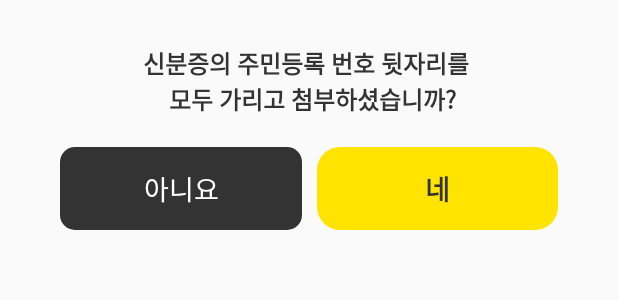
After one commit to jaeilssss/MoaAndroid, an Android app: the layout apt_certification_image_dialog.xml on its own in the app's theme, with its tools: preview values and no code run, on a phone screen of 412 x 824 dp. The commit adds this screen. Shown: the top 300 px of the screen. Run offline under Robolectric (Android 15) with nearby library versions, the phone set to English and light mode, and no system bars.

Commit message:
비동기 방식으로 아파트 인증 절차 구현

```diff
--- a/app/src/main/java/com/moa/moakotlin/data/ApartCertification.kt
+++ b/app/src/main/java/com/moa/moakotlin/data/ApartCertification.kt
@@ -2,7 +2,7 @@ package com.moa.moakotlin.data
 
 import com.google.firebase.Timestamp
 
-class ApartCertification (var images : ArrayList<String>,
+class ApartCertification (var images : List<String>,
                             var timestamp: Timestamp,
                           var uid : String
                           ){
--- a/app/src/main/java/com/moa/moakotlin/repository/imagePicker/ImagePickerRepository.kt
+++ b/app/src/main/java/com/moa/moakotlin/repository/imagePicker/ImagePickerRepository.kt
@@ -19,7 +19,7 @@ class ImagePickerRepository  {
 
         var inputstream = FileInputStream(File(picturePath))
 
-        val riversRef = storageRef.child(pathString + file.lastPathSegment)
+        val riversRef = storageRef.child(pathString+"/" + file.lastPathSegment)
 
         val uploadTask = riversRef.putStream(inputstream)
 
--- a/app/src/main/java/com/moa/moakotlin/ui/signup/AptSearchFragment.kt
+++ b/app/src/main/java/com/moa/moakotlin/ui/signup/AptSearchFragment.kt
@@ -62,12 +62,14 @@ lateinit var model : AptSearchViewModel
             adapter.submitList(it)
         })
 
+        binding.claimMyAptBtn.setOnClickListener {
+            navController.navigate(R.id.claimNewAptFragment)
+        }
         adapter.setOnItemClickListener(object : OnItemClickListener{
             override fun onItemClick(v: View, position: Int) {
                 User.getInstance().aptName = adapter.currentList[position].aptName
                 User.getInstance().aptCode = adapter.currentList[position].aptCode
                 aptList.getInstance().aroundApt = adapter.currentList[position].aroundApt
-                println("여기 사이즈가 몇이ㅑㅇ?? ${aptList.getInstance().aroundApt.size}")
                 navController.popBackStack()
 
             }
--- /dev/null
+++ b/app/src/main/res/layout/apt_certification_image_dialog.xml
@@ -0,0 +1,61 @@
+<?xml version="1.0" encoding="utf-8"?>
+<androidx.constraintlayout.widget.ConstraintLayout
+    xmlns:android="http://schemas.android.com/apk/res/android"
+    xmlns:app="http://schemas.android.com/apk/res-auto"
+    android:layout_width="match_parent"
+    android:layout_marginStart="20dp"
+    android:layout_marginEnd="20dp"
+    android:layout_height="wrap_content">
+
+
+    <TextView
+        android:layout_width="0dp"
+        android:layout_height="wrap_content"
+        android:text="@string/AptCertificationImagesText"
+        app:layout_constraintStart_toStartOf="parent"
+        app:layout_constraintEnd_toEndOf="parent"
+        app:layout_constraintTop_toTopOf="parent"
+        android:gravity="center"
+        android:layout_marginStart="38dp"
+        android:layout_marginEnd="38dp"
+        android:layout_marginTop="30dp"
+        android:textSize="16sp"
+        android:textStyle="bold"
+        android:id="@+id/aptCertificationText"
+        android:textColor="@color/moaBlack"/>
+
+    <Button
+        android:layout_width="0dp"
+        android:layout_height="55dp"
+        android:id="@+id/aptCertificationCancle"
+        app:layout_constraintStart_toStartOf="parent"
+        app:layout_constraintEnd_toStartOf="@id/aptCertificationSubmit"
+        app:layout_constraintTop_toBottomOf="@id/aptCertificationText"
+        android:background="@drawable/shape_moa_black_radius_10"
+        android:layout_marginEnd="10dp"
+        android:text="아니요"
+        android:textSize="18sp"
+        android:textColor="#ffffff"
+        android:layout_marginTop="20dp"
+        android:layout_marginStart="20dp"
+        android:layout_marginBottom="25dp"
+        />
+    <Button
+        android:layout_width="0dp"
+        android:layout_height="55dp"
+        android:id="@+id/aptCertificationSubmit"
+        app:layout_constraintStart_toEndOf="@id/aptCertificationCancle"
+        app:layout_constraintEnd_toEndOf="parent"
+        android:background="@drawable/button_shape_main_color"
+        app:layout_constraintTop_toBottomOf="@id/aptCertificationText"
+        android:layout_marginTop="20dp"
+        android:layout_marginEnd="20dp"
+        android:text="네"
+        android:textSize="18sp"
+        android:textColor="@color/moaBlack"
+        android:textStyle="bold"
+        android:layout_marginBottom="25dp"
+        />
+
+
+</androidx.constraintlayout.widget.ConstraintLayout>
--- a/app/src/main/res/layout/fragment_apt_search.xml
+++ b/app/src/main/res/layout/fragment_apt_search.xml
@@ -104,7 +104,6 @@
         android:layout_marginBottom="10dp"
         android:text="우리 아파트 추가 요청하기"
         android:textSize="18sp"
-
         android:textColor="#ffffff"
         android:lineSpacingExtra="4.5sp"
         android:gravity="center_horizontal"
--- a/app/src/main/res/layout/policy_fragment.xml
+++ b/app/src/main/res/layout/policy_fragment.xml
@@ -55,10 +55,9 @@
 
     <androidx.constraintlayout.widget.ConstraintLayout
         android:layout_width="0dp"
-        android:layout_height="0dp"
+        android:layout_height="wrap_content"
         android:layout_marginStart="15dp"
         android:layout_marginEnd="15dp"
-        app:layout_constraintDimensionRatio="H,33:17"
         android:id="@+id/policyCheckBoxLayout"
         android:background="@drawable/login_edit_text_radius_15"
         app:layout_constraintTop_toBottomOf="@id/policyImageView"
@@ -178,7 +177,6 @@
     android:text="다음"
     android:textSize="18sp"
     android:id="@+id/nextBtn"
-
     android:textStyle="bold"/>
 
 </androidx.constraintlayout.widget.ConstraintLayout>
--- a/app/src/main/res/values/strings.xml
+++ b/app/src/main/res/values/strings.xml
@@ -30,6 +30,7 @@
     <string name="AptCertificationSuppliesText">신분증 1종(주민등록증,여권,면허증 등)\n 주민등록번호 뒷자리 가리고 제출\n\n 만약 신분증 주소가 실제 거주 아파트가 다르다면 우리 아파트 주소가 나와있는 서류를 첨부해주세요! </string>
     <string name="AptCertificationSuppliesDetail">(관리비고지서,택배송장,카드명세서,입주민카드,\n세대주 확인,공공요금명세서 등 주소확인이 \n 가능한 서류 준비)</string>
     <string name="SignUpResultCertificationVersion">회원가입이 완료되었습니다 \n 제출하신 서류를 모아 고객안전팀에서 \n 승인 검토중입니다.\n (2일 이내 승인)</string>
+    <string name="AptCertificationImagesText">신분증의 주민등록 번호 뒷자리를 \n 모두 가리고 첨부하셨습니까?</string>
     <string-array name="mainCategory">
         <item>"인테리어"</item>
         <item>"육아,교육"</item>
```
Also changed, not shown: app/src/main/java/com/moa/moakotlin/customdialog/AptCertificationImageAlertDialog.kt (added, +64 -0 lines), app/src/main/java/com/moa/moakotlin/ui/certification/AptCertificationFragment.kt (+20 -2 lines), app/src/main/java/com/moa/moakotlin/ui/certification/AptCertificationViewModel.kt (+18 -9 lines), app/src/main/java/com/moa/moakotlin/ui/signup/ClaimNewAptResultFragment.kt (added, +30 -0 lines), app/src/main/java/com/moa/moakotlin/ui/signup/ClaimNewAptResultViewModel.kt (added, +7 -0 lines), app/src/main/res/layout/claim_new_apt_result_fragment.xml (added, +13 -0 lines), app/src/main/res/layout/fragment_home.xml (+4 -8 lines).
